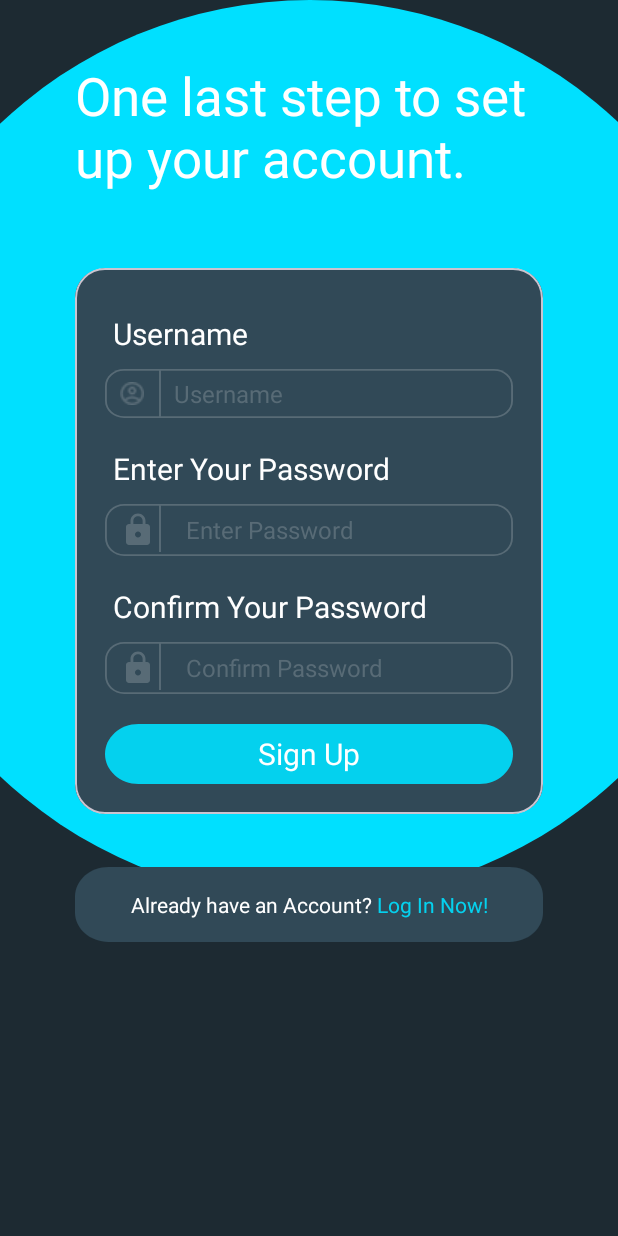
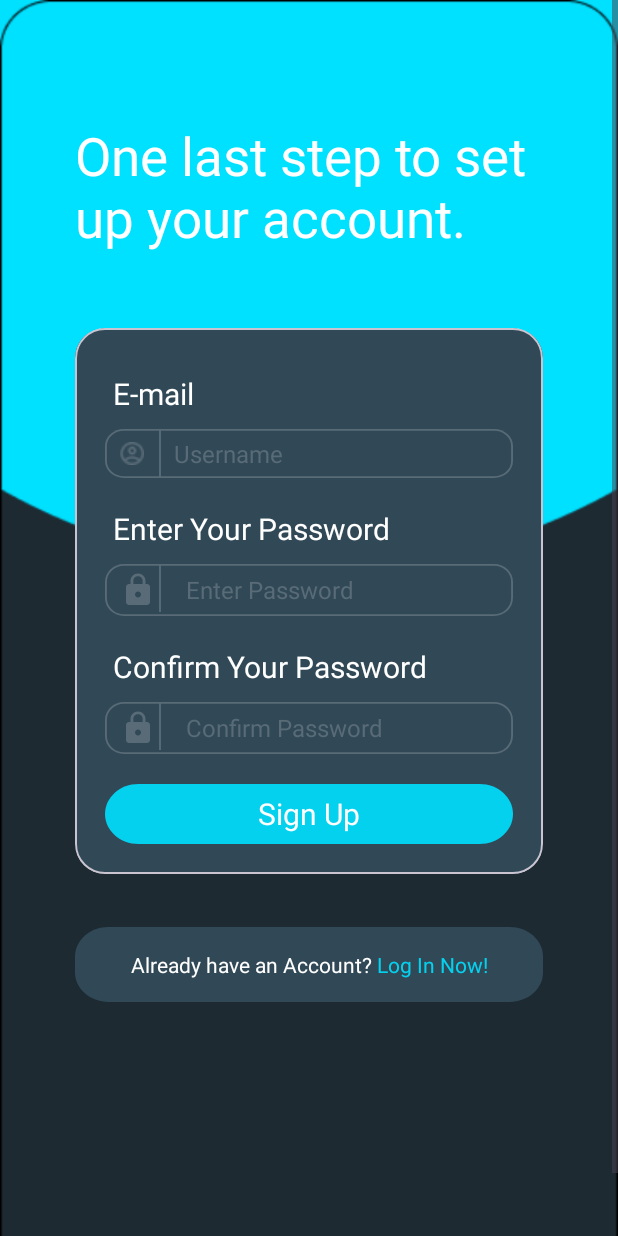
Before and after one commit to jeezzzz/CollabCraft, an Android app: the Register2 screen opened directly, with no data from a screen before it, on a phone screen of 412 x 824 dp. Run offline under Robolectric (Android 15) with nearby library versions, the phone set to English and light mode, and no system bars; our stand-ins replace Firebase (no records; nobody signed in at launch, a user with empty details on screens opened directly); Roboto replaces fonts that are not available here.

Commit message:
notification bar made transparent, adjusted the background to fit the whole screen

```diff
--- a/app/build.gradle.kts
+++ b/app/build.gradle.kts
@@ -55,4 +55,5 @@ dependencies {
     implementation("com.google.android.gms:play-services-auth:20.7.0")
     implementation("com.google.firebase:firebase-analytics")
     implementation("com.google.firebase:firebase-database")
+    implementation("androidx.swiperefreshlayout:swiperefreshlayout:1.1.0")
 }
--- a/app/src/main/java/com/jeezzzz/collabcraft/MainActivity.kt
+++ b/app/src/main/java/com/jeezzzz/collabcraft/MainActivity.kt
@@ -51,6 +51,8 @@ class MainActivity : AppCompatActivity() {
                         // Login successful
                         Toast.makeText(this, "Login successful!", Toast.LENGTH_SHORT).show()
                         // Navigate to the home screen
+                        intent=Intent(this,HomeFragment::class.java)
+                        startActivity(intent)
                     } else {
                         // Login failed
                         Toast.makeText(this, "Login failed. ${task.exception?.message}", Toast.LENGTH_SHORT).show()
--- a/app/src/main/res/layout/activity_register2.xml
+++ b/app/src/main/res/layout/activity_register2.xml
@@ -1,29 +1,33 @@
 <?xml version="1.0" encoding="utf-8"?>
-<androidx.constraintlayout.widget.ConstraintLayout xmlns:android="http://schemas.android.com/apk/res/android"
+<ScrollView xmlns:android="http://schemas.android.com/apk/res/android"
     xmlns:app="http://schemas.android.com/apk/res-auto"
     xmlns:tools="http://schemas.android.com/tools"
     android:layout_width="match_parent"
-    android:background="@color/bgColor"
-    android:layout_height="match_parent"
-    tools:context=".Register2">
+    android:background="@color/ellipseColor"
+    android:layout_height="match_parent">
 
-    <View
-        android:id="@+id/ellipse_1"
-        android:layout_width="600dp"
-        android:layout_height="600dp"
-        android:background="@drawable/ellipse"
-        app:layout_constraintEnd_toEndOf="parent"
-        app:layout_constraintHorizontal_bias="0.5"
-        app:layout_constraintStart_toStartOf="parent"
-        tools:ignore="MissingConstraints"
-        tools:layout_editor_absoluteY="-265dp" />
+    <androidx.constraintlayout.widget.ConstraintLayout
+        android:layout_width="match_parent"
+        android:layout_height="match_parent"
+        android:background="@drawable/bg"
+        tools:context=".MainActivity">
+<!--    <View-->
+<!--        android:id="@+id/ellipse_1"-->
+<!--        android:layout_width="600dp"-->
+<!--        android:layout_height="600dp"-->
+<!--        android:background="@drawable/ellipse"-->
+<!--        app:layout_constraintEnd_toEndOf="parent"-->
+<!--        app:layout_constraintHorizontal_bias="0.5"-->
+<!--        app:layout_constraintStart_toStartOf="parent"-->
+<!--        tools:ignore="MissingConstraints"-->
+<!--        tools:layout_editor_absoluteY="-265dp" />-->
 
     <TextView
         android:id="@+id/welcome_text"
         android:layout_width="match_parent"
         android:layout_height="wrap_content"
         android:layout_marginStart="50dp"
-        android:layout_marginTop="40dp"
+        android:layout_marginTop="80dp"
         android:layout_marginEnd="20dp"
         android:fontFamily="@font/commissioner_semibold"
         android:text="One last step to set \nup your account."
@@ -61,7 +65,7 @@
                 android:layout_marginTop="10dp"
                 android:layout_marginBottom="15dp"
                 android:fontFamily="@font/commissioner_semibold"
-                android:text="Username"
+                android:text="E-mail"
                 android:textColor="@color/white"
                 android:textSize="20sp"
                 app:layout_constraintStart_toStartOf="parent"
@@ -226,6 +230,8 @@
         android:layout_marginStart="50dp"
         android:layout_marginEnd="50dp"
         android:layout_marginTop="35dp"
+        android:layout_marginBottom="200dp"
+        app:layout_constraintBottom_toBottomOf="parent"
         android:text="@string/already_have_an_account"
         android:textAllCaps="false"
         android:padding="10dp"
@@ -239,3 +245,4 @@
 
 
 </androidx.constraintlayout.widget.ConstraintLayout>
+</ScrollView>
--- a/app/src/main/res/values-night/themes.xml
+++ b/app/src/main/res/values-night/themes.xml
@@ -2,6 +2,6 @@
     <!-- Base application theme. -->
     <style name="Base.Theme.CollabCraft" parent="Theme.Material3.DayNight.NoActionBar">
         <!-- Customize your dark theme here. -->
-        <!-- <item name="colorPrimary">@color/my_dark_primary</item> -->
+         <item name="colorPrimary">#7E00E0FF</item>
     </style>
 </resources>
--- a/app/src/main/res/values/themes.xml
+++ b/app/src/main/res/values/themes.xml
@@ -2,6 +2,7 @@
     <!-- Base application theme. -->
     <style name="Base.Theme.CollabCraft" parent="Theme.Material3.DayNight.NoActionBar">
         <!-- Customize your light theme here. -->
+<!--        <item name="colorPrimaryDark">@color/ellipseColor</item>-->
          <item name="colorPrimary">@color/ellipseColor</item>
         <item name="colorPrimaryDark">#E600E0FF</item>
         <item name="colorAccent">@color/cardBg</item>
```
Also changed, not shown: app/src/main/AndroidManifest.xml (+9 -9 lines), app/src/main/res/layout/activity_main.xml (+5 -4 lines), app/src/main/res/layout/activity_second.xml (+6 -1 lines).
